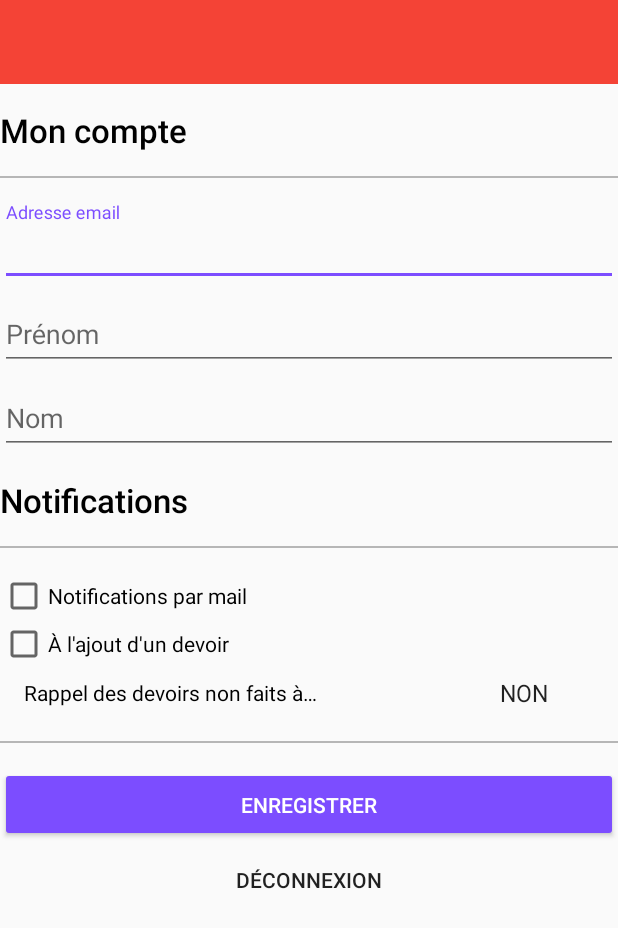
After one commit to ValentinViennot/agendapp_android, an Android app: the layout activity_user.xml on its own in the app's theme, with its tools: preview values and no code run, on a phone screen of 412 x 824 dp. The commit adds this screen. Shown: the top 928 px of the screen. Run offline under Robolectric (Android 15) with nearby library versions, the phone set to English and light mode, and no system bars; network calls fail.

Commit message:
Page paramètres
Corrections et améliorations notamment dans...
... NotificationFactory
... SyncFactory
... User
... Structures de pages XML

Création de UserPage et du layout associé

Récupération d'une version de l'utilisateur depuis le serveur à plusieurs niveaux

```diff
--- a/app/src/main/java/fr/agendapp/app/factories/NotificationFactory.java
+++ b/app/src/main/java/fr/agendapp/app/factories/NotificationFactory.java
@@ -49,7 +49,7 @@ public class NotificationFactory {
             alertDialog.show();
         } else {
             // On affiche un Toast plus ou moins longtemps selon la priorité
-            Toast.makeText(activity, titre + " - " + message, priority > 0 ? Toast.LENGTH_LONG : Toast.LENGTH_SHORT).show();
+            Toast.makeText(activity, titre + (message.length() > 0 ? " - " : "") + message, priority > 0 ? Toast.LENGTH_LONG : Toast.LENGTH_SHORT).show();
         }
     }
 
--- a/app/src/main/java/fr/agendapp/app/objects/Invite.java
+++ b/app/src/main/java/fr/agendapp/app/objects/Invite.java
@@ -81,7 +81,7 @@ public class Invite {
                                         }
                                     },
                                     invite,
-                                    null // TODO NotificationFactory ? Nécessite acces a Activity
+                                    null // TODO Passage d'une instance de NotificationFactory
                             );
                         }
                     }
--- a/app/src/main/java/fr/agendapp/app/objects/Work.java
+++ b/app/src/main/java/fr/agendapp/app/objects/Work.java
@@ -115,6 +115,7 @@ public class Work {
 
     /**
      * Marque comme fait/non fait selon le statut actuel
+     * TODO enregistrer les modifications au localStorage (implémenter sur les autres méthodes)
      */
     public void done(Context context) {
         // Inverse la valeur (si était 0, devient 1-0 : 1 ; si était 1, devient 1-1 : 0)
--- a/app/src/main/java/fr/agendapp/app/pages/WorkPage.java
+++ b/app/src/main/java/fr/agendapp/app/pages/WorkPage.java
@@ -419,7 +419,11 @@ public class WorkPage extends Fragment implements SyncListener {
         protected void onPreExecute() {
             super.onPreExecute();
             // Affiche une fenetre de chargement
-            progressDialog = ProgressDialog.show(WorkPage.this.getContext(), "Quelques instants", "Mise à jour en cours...");
+            progressDialog = ProgressDialog.show(
+                    WorkPage.this.getContext(),
+                    WorkPage.this.getContext().getResources().getString(R.string.msg_wait),
+                    WorkPage.this.getContext().getResources().getString(R.string.msg_updating)
+            );
         }
 
         @Override
--- /dev/null
+++ b/app/src/main/res/layout/activity_user.xml
@@ -0,0 +1,157 @@
+<?xml version="1.0" encoding="utf-8" ?>
+<ScrollView xmlns:android="http://schemas.android.com/apk/res/android"
+    android:layout_width="fill_parent"
+    android:layout_height="fill_parent">
+
+    <LinearLayout xmlns:tools="http://schemas.android.com/tools"
+        android:layout_width="match_parent"
+        android:layout_height="wrap_content"
+        android:orientation="vertical"
+        tools:context=".pages.UserPage">
+
+        <include
+            android:id="@+id/toolbar"
+            layout="@layout/toolbar" />
+
+        <LinearLayout
+            android:layout_width="match_parent"
+            android:layout_height="wrap_content"
+            android:orientation="vertical">
+
+            <TextView
+                android:layout_width="match_parent"
+                android:layout_height="wrap_content"
+                android:layout_marginTop="@dimen/md_keylines"
+                android:text="@string/title_userInformation"
+                android:textAppearance="@style/TextAppearance.AppCompat.Title"
+                android:textColor="@color/colorDarkText"
+                android:textSize="22sp" />
+
+            <View
+                android:layout_width="match_parent"
+                android:layout_height="1dp"
+                android:layout_marginBottom="@dimen/md_keylines"
+                android:layout_marginTop="@dimen/md_keylines"
+                android:background="@color/colorDivider" />
+
+            <android.support.design.widget.TextInputLayout
+                android:layout_width="match_parent"
+                android:layout_height="wrap_content">
+
+                <EditText
+                    android:id="@+id/useremail"
+                    android:layout_width="match_parent"
+                    android:layout_height="wrap_content"
+                    android:hint="@string/field_email"
+                    android:inputType="textEmailAddress" />
+
+            </android.support.design.widget.TextInputLayout>
+
+            <android.support.design.widget.TextInputLayout
+                android:layout_width="match_parent"
+                android:layout_height="wrap_content">
+
+                <EditText
+                    android:id="@+id/userprenom"
+                    android:layout_width="match_parent"
+                    android:layout_height="wrap_content"
+                    android:hint="@string/field_prenom" />
+
+            </android.support.design.widget.TextInputLayout>
+
+            <android.support.design.widget.TextInputLayout
+                android:layout_width="match_parent"
+                android:layout_height="wrap_content">
+
+                <EditText
+                    android:id="@+id/usernom"
+                    android:layout_width="match_parent"
+                    android:layout_height="wrap_content"
+                    android:hint="@string/field_nom" />
+
+            </android.support.design.widget.TextInputLayout>
+
+            <TextView
+                android:layout_width="match_parent"
+                android:layout_height="wrap_content"
+                android:layout_marginTop="@dimen/md_keylines"
+                android:text="@string/title_userNotifications"
+                android:textAppearance="@style/TextAppearance.AppCompat.Title"
+                android:textColor="@color/colorDarkText"
+                android:textSize="22sp" />
+
+            <View
+                android:layout_width="match_parent"
+                android:layout_height="1dp"
+                android:layout_marginBottom="@dimen/md_keylines"
+                android:layout_marginTop="@dimen/md_keylines"
+                android:background="@color/colorDivider" />
+
+            <android.support.v7.widget.AppCompatCheckBox
+                android:id="@+id/usermail"
+                android:layout_width="match_parent"
+                android:layout_height="wrap_content"
+                android:text="@string/field_notifsmail" />
+
+            <android.support.v7.widget.AppCompatCheckBox
+                android:id="@+id/userrappel"
+                android:layout_width="match_parent"
+                android:layout_height="wrap_content"
+                android:text="@string/field_rappels" />
+
+            <LinearLayout
+                android:layout_width="match_parent"
+                android:layout_height="wrap_content"
+                android:orientation="horizontal">
+
+                <TextView
+                    android:layout_width="0dp"
+                    android:layout_height="match_parent"
+                    android:layout_weight=".70"
+                    android:gravity="center_vertical"
+                    android:paddingEnd="@dimen/md_keylines"
+                    android:paddingLeft="@dimen/md_keylines"
+                    android:paddingRight="@dimen/md_keylines"
+                    android:paddingStart="@dimen/md_keylines"
+                    android:text="@string/field_notifs"
+                    android:textColor="@color/colorDarkText" />
+
+                <Spinner
+                    android:id="@+id/usernotifs"
+                    style="@style/Widget.AppCompat.Spinner.DropDown"
+                    android:layout_width="0dp"
+                    android:layout_height="wrap_content"
+                    android:layout_weight=".20"
+                    android:background="@color/background"
+                    android:entries="@array/field_notifsValues"
+                    android:padding="5dp"
+                    android:spinnerMode="dialog"
+                    android:textColor="@color/colorDarkText" />
+
+            </LinearLayout>
+
+            <View
+                android:layout_width="match_parent"
+                android:layout_height="1dp"
+                android:layout_marginBottom="@dimen/md_keylines"
+                android:layout_marginTop="@dimen/md_keylines"
+                android:background="@color/colorDivider" />
+
+            <Button
+                android:id="@+id/usersave"
+                style="@style/Widget.AppCompat.Button.Colored"
+                android:layout_width="match_parent"
+                android:layout_height="50dp"
+                android:text="@string/button_save" />
+
+            <Button
+                android:id="@+id/userlogout"
+                style="@style/Widget.AppCompat.Button.Borderless"
+                android:layout_width="match_parent"
+                android:layout_height="50dp"
+                android:text="@string/button_logout" />
+
+        </LinearLayout>
+
+    </LinearLayout>
+</ScrollView>
--- a/app/src/main/res/layout/activity_work.xml
+++ b/app/src/main/res/layout/activity_work.xml
@@ -1,7 +1,7 @@
-<?xml version="1.0" encoding="utf-8"?>
+<?xml version="1.0" encoding="utf-8"?><!-- Scrollable linear layout ? -->
 <LinearLayout xmlns:android="http://schemas.android.com/apk/res/android"
     android:layout_width="match_parent"
-    android:layout_height="match_parent"
+    android:layout_height="wrap_content"
     android:orientation="vertical">
 
     <android.support.v7.widget.CardView
@@ -132,5 +132,4 @@
             android:scrollbars="none"
             app:layout_behavior="@string/appbar_scrolling_view_behavior" />
     </android.support.v4.widget.SwipeRefreshLayout>
-
 </LinearLayout>
--- /dev/null
+++ b/app/src/main/res/layout/toolbar.xml
@@ -0,0 +1,7 @@
+<?xml version="1.0" encoding="utf-8"?>
+<android.support.v7.widget.Toolbar xmlns:android="http://schemas.android.com/apk/res/android"
+    android:id="@+id/toolbar"
+    android:layout_width="match_parent"
+    android:layout_height="?attr/actionBarSize"
+    android:background="?attr/colorPrimary"
+    android:theme="@style/ThemeOverlay.AppCompat.Dark" />
--- a/app/src/main/res/values/strings.xml
+++ b/app/src/main/res/values/strings.xml
@@ -2,7 +2,9 @@
     <!-- Nom de l'application -->
     <string name="app_name">Agendapp</string>
 
+    <!-- Titres -->
     <string name="title_fusion">Liste de fusion</string>
+    <string name="title_user">Paramètres</string>
 
     <!-- Navigation -->
     <string name="nav_devoirs">À faire</string>
@@ -41,6 +43,8 @@
     <string name="button_fusion">Fusionner</string>
     <string name="img_done">ont fait</string>
     <string name="img_comm">Commentaires</string>
+    <string name="button_save">Enregistrer</string>
+    <string name="button_logout">Déconnexion</string>
     <string name="button_confirm">Confirmer</string>
     <string name="button_cancel">Annuler</string>
     <string name="button_yes">Oui</string>
@@ -55,12 +59,50 @@
         <item>Rouge</item>
     </array>
 
-
     <!-- Messages -->
     <string name="msg_impossible">Impossible</string>
     <string name="msg_fusionimpossible">Maximum 3 devoirs de la même matière et pour la même date.</string>
-
+    <string name="msg_wait">Quelques instants</string>
+    <string name="msg_updating">Mise à jour en cours…</string>
 
     <!-- Textes à trou -->
     <string name="invit_text">%1$s vient de créer le groupe %2$s. Souhaites tu le rejoindre ?</string>
+
+    <!-- UserPage -->
+    <string name="title_userInformation">Mon compte</string>
+    <string name="field_email">Adresse email</string>
+    <string name="field_prenom">Prénom</string>
+    <string name="field_nom">Nom</string>
+    <string name="title_userNotifications">Notifications</string>
+    <string name="field_notifsmail">Notifications par mail</string>
+    <string name="field_rappels">À l\'ajout d\'un devoir</string>
+    <string name="field_notifs">Rappel des devoirs non faits à…</string>
+
+    <string-array name="field_notifsValues">
+        <item>NON</item>
+        <item>00H</item>
+        <item>1H</item>
+        <item>2H</item>
+        <item>3H</item>
+        <item>4H</item>
+        <item>5H</item>
+        <item>6H</item>
+        <item>7H</item>
+        <item>8H</item>
+        <item>9H</item>
+        <item>10H</item>
+        <item>11H</item>
+        <item>12H</item>
+        <item>13H</item>
+        <item>14H</item>
+        <item>15H</item>
+        <item>16H</item>
+        <item>17H</item>
+        <item>18H</item>
+        <item>19H</item>
+        <item>20H</item>
+        <item>21H</item>
+        <item>22H</item>
+        <item>23H</item>
+    </string-array>
 </resources>
```
Also changed, not shown: app/src/main/AndroidManifest.xml (+8 -0 lines), app/src/main/java/fr/agendapp/app/App.java (+15 -6 lines), app/src/main/java/fr/agendapp/app/factories/SyncFactory.java (+43 -4 lines), app/src/main/java/fr/agendapp/app/objects/User.java (+31 -17 lines), app/src/main/java/fr/agendapp/app/pages/LoginPage.java (+2 -6 lines), app/src/main/java/fr/agendapp/app/pages/UserPage.java (+158 -0 lines), app/src/main/res/xml/backup_descriptor.xml (added, +8 -0 lines).
